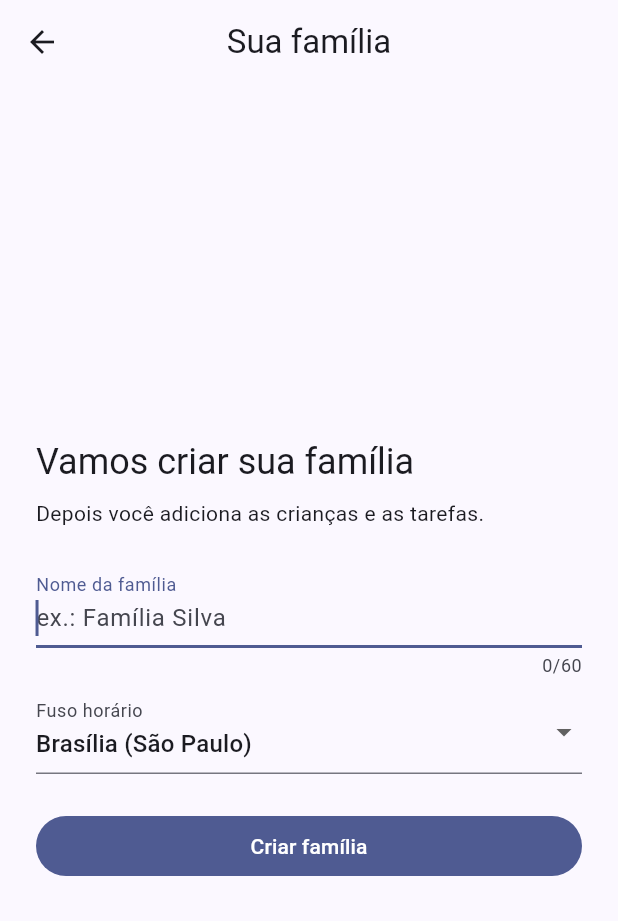
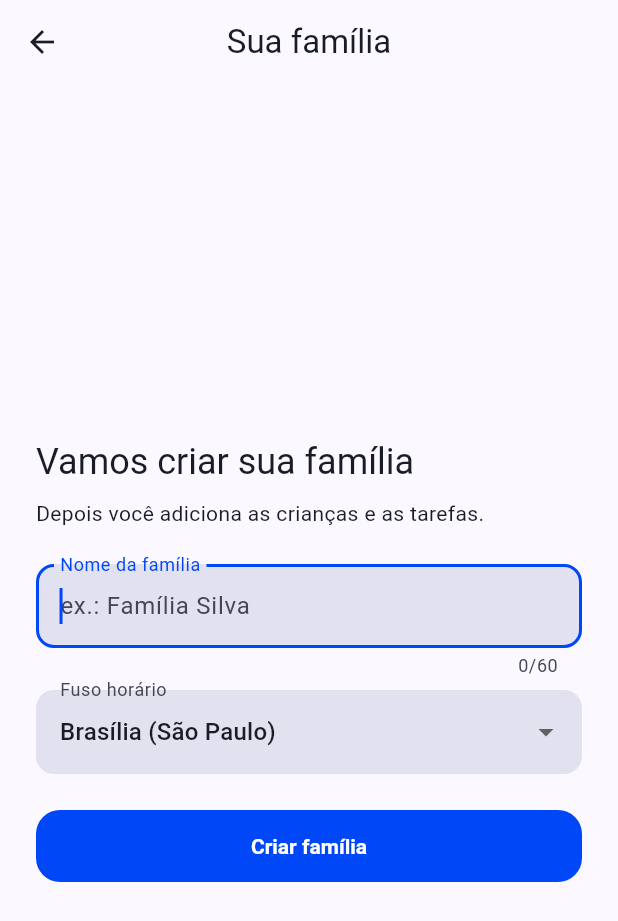
Before and after one commit to semog-projects/children_tasks, a Flutter app: the screen it shows once a user with an empty profile is signed in, after a tap on "Criar uma família", on a phone screen of 412 x 824 dp. Shown: the top 921 px of the screen. Run offline on Flutter 3.47's test engine with Material 3 defaults, Android fonts, the phone set to English and light mode, and no system bars; our stand-ins replace cloud_firestore, cloud_functions, connectivity_plus, firebase_auth, firebase_core, firebase_messaging and 4 more; accounts and stored records are empty.

Commit message:
feat: sistema de tema — Material 3, modo claro/escuro e tokens de cor (#45) (#49)
- AppTheme: ColorScheme (variante `vibrant`) + temas de componente
  centralizados (card, botões, chip, input, snackbar, dialog, appbar,
  divider) para as telas não hardcodarem cor/raio/elevação.
- themeMode: ThemeModeController (Notifier) persistido em
  SharedPreferences; preferência local do aparelho, aplicada desde o
  boot. Nova tela Aparência (Sistema/Claro/Escuro) sob um hub "Ajustes"
  na tela da Família (que passa a agrupar Notificações + Aparência).
- Cores: `avatar_colors` ganha `onAvatarColor` (contraste garantido);
  novo `ChildAvatar` consolida o padrão avatar+inicial (remove os
  `Colors.white` soltos em 4 telas); novo `category_style` com
  ícone+acento por TaskCategory, usado na lista de tarefas.
- shared_preferences: nova dependência.
- Testes: buildTestApp injeta SharedPreferences mock; novo
  appearance_test (default = sistema, preferência salva aplicada no
  boot, troca persiste); navegação do teste de notificações ajustada
  para o hub "Ajustes".

Closes #45


Claude-Session: https://claude.ai/code/session_01JLAMSFHbXf1oN18QXVn4S4

Co-authored-by: Claude Sonnet 5 <noreply@anthropic.com>

```diff
--- a/lib/main.dart
+++ b/lib/main.dart
@@ -1,16 +1,19 @@
 import 'package:firebase_messaging/firebase_messaging.dart';
 import 'package:flutter/widgets.dart';
 import 'package:flutter_riverpod/flutter_riverpod.dart';
+import 'package:shared_preferences/shared_preferences.dart';
 
 import 'src/app/children_tasks_app.dart';
 import 'src/app/firebase/firebase_bootstrap.dart';
 import 'src/app/firebase/firebase_providers.dart';
+import 'src/app/settings/theme_settings.dart';
 import 'src/features/notifications/application/notifications_service.dart';
 
 Future<void> main() async {
   WidgetsFlutterBinding.ensureInitialized();
 
   final firebase = await initFirebase();
+  final prefs = await SharedPreferences.getInstance();
 
   if (firebase == FirebaseInitStatus.ready) {
     FirebaseMessaging.onBackgroundMessage(firebaseMessagingBackgroundHandler);
@@ -20,6 +23,7 @@ Future<void> main() async {
     ProviderScope(
       overrides: [
         firebaseInitStatusProvider.overrideWithValue(firebase),
+        sharedPreferencesProvider.overrideWithValue(prefs),
       ],
       child: const ChildrenTasksApp(),
     ),
--- a/lib/src/app/children_tasks_app.dart
+++ b/lib/src/app/children_tasks_app.dart
@@ -3,6 +3,7 @@ import 'package:flutter_localizations/flutter_localizations.dart';
 import 'package:flutter_riverpod/flutter_riverpod.dart';
 
 import '../features/auth/presentation/auth_gate.dart';
+import 'settings/theme_settings.dart';
 import 'theme.dart';
 
 /// Locale único do app. O projeto é PT-BR apenas (ver README).
@@ -26,6 +27,7 @@ class ChildrenTasksApp extends ConsumerWidget {
       navigatorKey: navigatorKey,
       theme: AppTheme.light(),
       darkTheme: AppTheme.dark(),
+      themeMode: ref.watch(themeModeProvider),
       locale: kAppLocale,
       supportedLocales: const [kAppLocale],
       localizationsDelegates: const [
--- /dev/null
+++ b/lib/src/app/settings/theme_settings.dart
@@ -0,0 +1,49 @@
+import 'package:flutter/material.dart';
+import 'package:flutter_riverpod/flutter_riverpod.dart';
+import 'package:shared_preferences/shared_preferences.dart';
+
+/// Instância de [SharedPreferences], resolvida em `main()` e injetada por
+/// override no `ProviderScope`. Sobrescrita nos testes (ver `buildTestApp`).
+final sharedPreferencesProvider = Provider<SharedPreferences>((ref) {
+  throw UnimplementedError('sharedPreferencesProvider deve ser sobrescrito em main()/testes');
+});
+
+/// Modo de tema escolhido pelo usuário. Preferência **local do dispositivo**
+/// (não sincroniza entre aparelhos): vale para os dois papéis e desde a tela
+/// de login. Default: acompanha o sistema.
+class ThemeModeController extends Notifier<ThemeMode> {
+  static const _prefsKey = 'app.themeMode';
+
+  @override
+  ThemeMode build() {
+    final raw = ref.read(sharedPreferencesProvider).getString(_prefsKey);
+    return ThemeMode.values.firstWhere(
+      (m) => m.name == raw,
+      orElse: () => ThemeMode.system,
+    );
+  }
+
+  Future<void> set(ThemeMode mode) async {
+    if (mode == state) return;
+    state = mode;
+    await ref.read(sharedPreferencesProvider).setString(_prefsKey, mode.name);
+  }
+}
+
+final themeModeProvider =
+    NotifierProvider<ThemeModeController, ThemeMode>(ThemeModeController.new);
+
+/// Rótulo pt-BR de cada [ThemeMode], para a UI de ajustes.
+extension ThemeModeLabel on ThemeMode {
+  String get label => switch (this) {
+        ThemeMode.system => 'Padrão do sistema',
+        ThemeMode.light => 'Claro',
+        ThemeMode.dark => 'Escuro',
+      };
+
+  IconData get icon => switch (this) {
+        ThemeMode.system => Icons.brightness_auto_rounded,
+        ThemeMode.light => Icons.light_mode_rounded,
+        ThemeMode.dark => Icons.dark_mode_rounded,
+      };
+}
--- a/lib/src/app/theme.dart
+++ b/lib/src/app/theme.dart
@@ -1,9 +1,19 @@
 import 'package:flutter/material.dart';
 
-/// Tema visual do app. Um único _seed_ gera as variantes clara e escura,
-/// mantendo a identidade consistente entre os modos responsável e criança.
+/// Tema visual do app. Um único _seed_ gera as variantes clara e escura;
+/// os temas de componente ficam todos aqui, para que as telas nunca
+/// precisem hardcodar cor, raio de borda ou elevação.
 abstract final class AppTheme {
-  static const Color _seed = Color(0xFF4C6FFF);
+  const AppTheme._();
+
+  /// Cor-semente da identidade (um índigo amigável). Toda a paleta deriva daqui.
+  static const Color seed = Color(0xFF4C6FFF);
+
+  /// Raio de borda padrão de superfícies (cards, campos, botões grandes).
+  static const double radius = 16;
+
+  /// Raio menor, para itens de lista e chips.
+  static const double radiusSm = 12;
 
   static ThemeData light() => _base(Brightness.light);
 
@@ -11,13 +21,78 @@ abstract final class AppTheme {
 
   static ThemeData _base(Brightness brightness) {
     final colorScheme = ColorScheme.fromSeed(
-      seedColor: _seed,
+      seedColor: seed,
       brightness: brightness,
+      // Paleta um pouco mais viva/colorida que o padrão — combina melhor com
+      // o tom "família" do app, sem sair da harmonia do Material 3.
+      dynamicSchemeVariant: DynamicSchemeVariant.vibrant,
     );
+
+    final shape = RoundedRectangleBorder(
+      borderRadius: BorderRadius.circular(radius),
+    );
+    final shapeSm = RoundedRectangleBorder(
+      borderRadius: BorderRadius.circular(radiusSm),
+    );
+
     return ThemeData(
       colorScheme: colorScheme,
-      useMaterial3: true,
-      appBarTheme: const AppBarTheme(centerTitle: true),
+      appBarTheme: const AppBarTheme(
+        centerTitle: true,
+        scrolledUnderElevation: 2,
+      ),
+      cardTheme: CardThemeData(
+        elevation: 0,
+        margin: EdgeInsets.zero,
+        clipBehavior: Clip.antiAlias,
+        color: colorScheme.surfaceContainerLow,
+        shape: shape,
+      ),
+      dividerTheme: DividerThemeData(color: colorScheme.outlineVariant),
+      filledButtonTheme: FilledButtonThemeData(
+        style: FilledButton.styleFrom(
+          minimumSize: const Size(0, 48),
+          shape: shape,
+          textStyle: const TextStyle(fontWeight: FontWeight.w600),
+        ),
+      ),
+      elevatedButtonTheme: ElevatedButtonThemeData(
+        style: ElevatedButton.styleFrom(
+          minimumSize: const Size(0, 48),
+          shape: shape,
+        ),
+      ),
+      outlinedButtonTheme: OutlinedButtonThemeData(
+        style: OutlinedButton.styleFrom(
+          minimumSize: const Size(0, 48),
+          shape: shape,
+        ),
+      ),
+      chipTheme: ChipThemeData(
+        shape: shapeSm,
+        side: BorderSide(color: colorScheme.outlineVariant),
+      ),
+      inputDecorationTheme: InputDecorationTheme(
+        filled: true,
+        fillColor: colorScheme.surfaceContainerHighest,
+        border: OutlineInputBorder(
+          borderRadius: BorderRadius.circular(radiusSm),
+          borderSide: BorderSide.none,
+        ),
+        enabledBorder: OutlineInputBorder(
+          borderRadius: BorderRadius.circular(radiusSm),
+          borderSide: BorderSide.none,
+        ),
+        focusedBorder: OutlineInputBorder(
+          borderRadius: BorderRadius.circular(radiusSm),
+          borderSide: BorderSide(color: colorScheme.primary, width: 2),
+        ),
+      ),
+      snackBarTheme: SnackBarThemeData(
+        behavior: SnackBarBehavior.floating,
+        shape: shapeSm,
+      ),
+      dialogTheme: DialogThemeData(shape: shape),
     );
   }
 }
--- a/lib/src/features/family/presentation/child_form_screen.dart
+++ b/lib/src/features/family/presentation/child_form_screen.dart
@@ -272,7 +272,9 @@ class _ColorSwatch extends StatelessWidget {
               ? Border.all(color: Theme.of(context).colorScheme.onSurface, width: 3)
               : null,
         ),
-        child: selected ? const Icon(Icons.check, color: Colors.white, size: 20) : null,
+        child: selected
+            ? Icon(Icons.check, color: onAvatarColorHex(hex), size: 20)
+            : null,
       ),
     );
   }
--- a/lib/src/features/tasks/presentation/tasks_screen.dart
+++ b/lib/src/features/tasks/presentation/tasks_screen.dart
@@ -1,6 +1,7 @@
 import 'package:flutter/material.dart';
 import 'package:flutter_riverpod/flutter_riverpod.dart';
 
+import '../../../common/category_style.dart';
 import '../../../data/models/member.dart';
 import '../../../data/models/task.dart';
 import '../../family/application/family_providers.dart';
@@ -122,6 +123,11 @@ class _TaskTile extends ConsumerWidget {
   @override
   Widget build(BuildContext context, WidgetRef ref) {
     return ListTile(
+      leading: CircleAvatar(
+        backgroundColor: task.category.accent.withValues(alpha: 0.16),
+        foregroundColor: task.category.accent,
+        child: Icon(task.category.icon),
+      ),
       title: Text(task.title),
       subtitle: Text(
         '${task.category.label} · ${task.points} pts · ${task.recurrence.summary} · $_assigneeLabel',
--- a/pubspec.yaml
+++ b/pubspec.yaml
@@ -48,6 +48,8 @@ dependencies:
   cloud_functions: ^6.4.0
   fl_chart: ^1.2.0
   connectivity_plus: ^7.3.1
+  # Preferências locais do dispositivo (tema claro/escuro).
+  shared_preferences: ^2.3.2
 
 dev_dependencies:
   flutter_test:
```
Also changed, not shown: lib/src/common/avatar_colors.dart (+13 -2 lines), lib/src/common/category_style.dart (added, +24 -0 lines), lib/src/common/child_avatar.dart (added, +35 -0 lines), lib/src/features/dashboard/presentation/dashboard_screen.dart (+4 -9 lines), lib/src/features/family/presentation/family_screen.dart (+9 -15 lines), lib/src/features/home/presentation/home_screen.dart (+2 -8 lines), lib/src/features/settings/presentation/appearance_screen.dart (added, +49 -0 lines), lib/src/features/settings/presentation/settings_screen.dart (added, +38 -0 lines), lib/src/features/tasks/presentation/today_screen.dart (+4 -9 lines), pubspec.lock, 4 other files.
